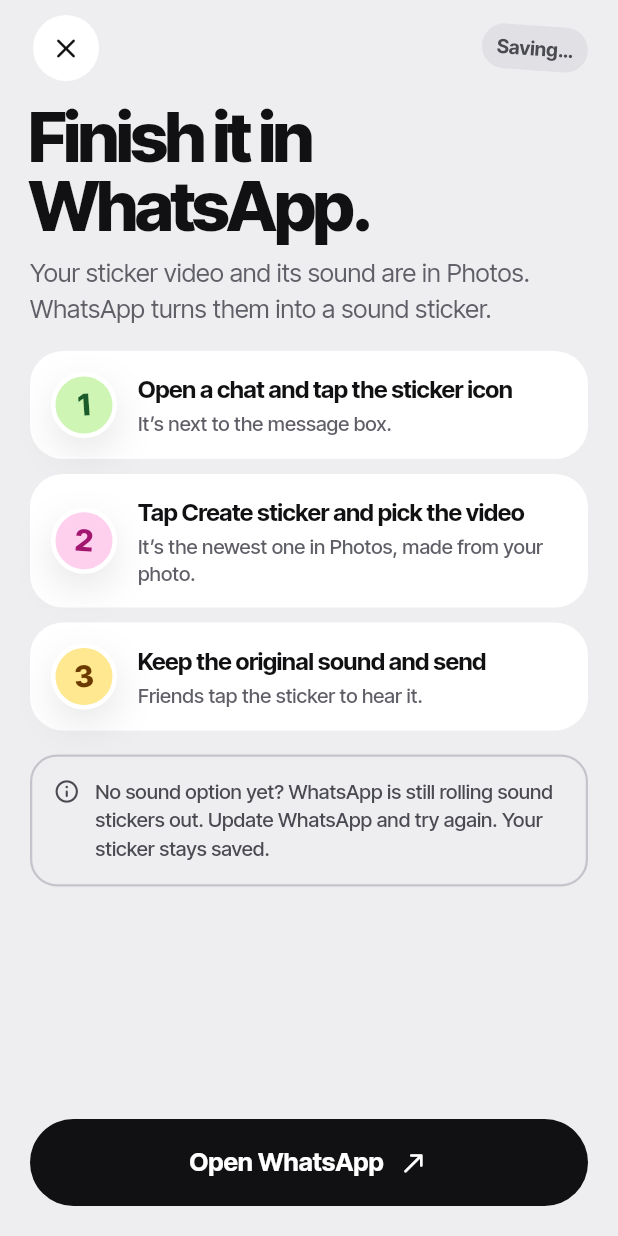
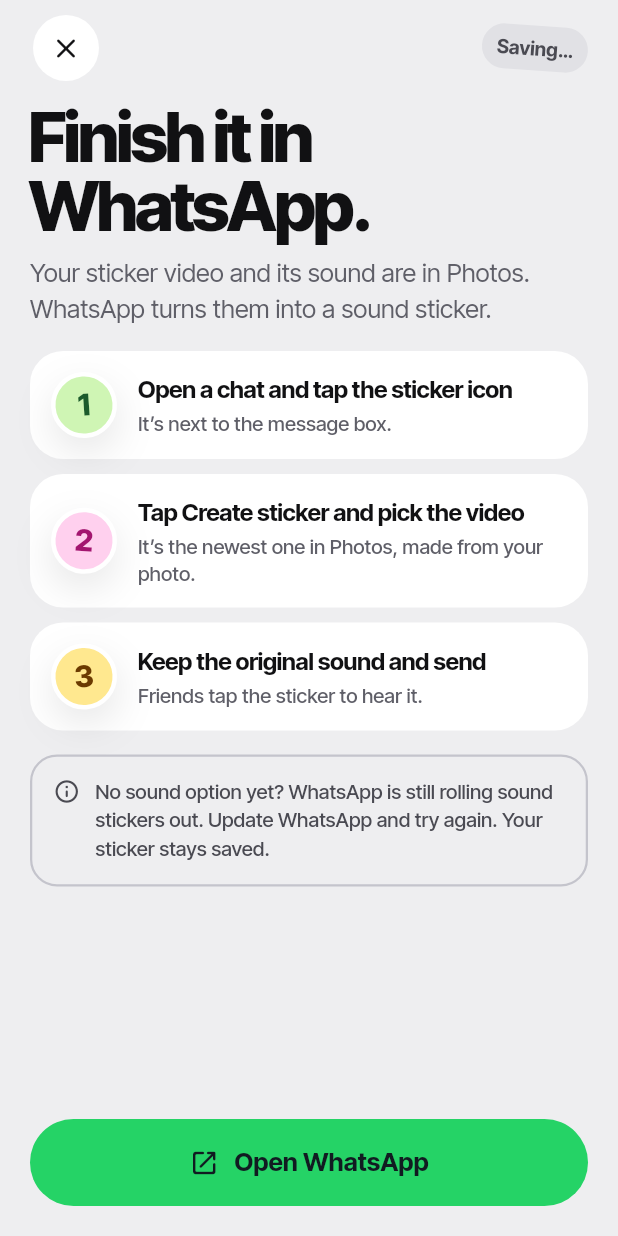
Before and after one commit to shamsu07/peel, a Flutter app: the SoundHandoffScreen screen opened directly with empty values, on a phone screen of 412 x 824 dp. Run offline on Flutter 3.47's test engine with Material 3 defaults, Android fonts, the phone set to English and light mode, and no system bars; our stand-ins replace file_picker, flutter_riverpod, go_router, google_fonts, image_picker, just_audio and 4 more; missing offline and left inert: audio_session, dart:ffi, gal, record; statements that could not run were skipped.

Commit message:
Make Open WhatsApp green with an open-in-app icon

```diff
--- a/app/lib/features/export/sent_screen.dart
+++ b/app/lib/features/export/sent_screen.dart
@@ -216,6 +216,9 @@ class _SentScreenState extends ConsumerState<SentScreen>
                   Expanded(
                     child: SecondaryPillButton(
                       label: 'Open WhatsApp',
+                      leading: const Icon(Icons.open_in_new_rounded, size: 18),
+                      background: WhatsAppColors.green,
+                      foreground: WhatsAppColors.onGreen,
                       onPressed: () => ref.read(bridgeProvider).open(),
                     ),
                   ),
--- a/app/lib/features/export/sound_handoff_screen.dart
+++ b/app/lib/features/export/sound_handoff_screen.dart
@@ -174,9 +174,9 @@ class _SoundHandoffScreenState extends ConsumerState<SoundHandoffScreen> {
                 ),
               ),
               const SizedBox(height: 10),
-              PrimaryPillButton(
+              PrimaryPillButton.whatsApp(
                 label: 'Open WhatsApp',
-                trailing: const Icon(Icons.north_east_rounded, size: 20),
+                leading: const Icon(Icons.open_in_new_rounded, size: 20),
                 onPressed: () async {
                   final opened = await ref.read(bridgeProvider).open();
                   if (!opened && context.mounted) {
```
